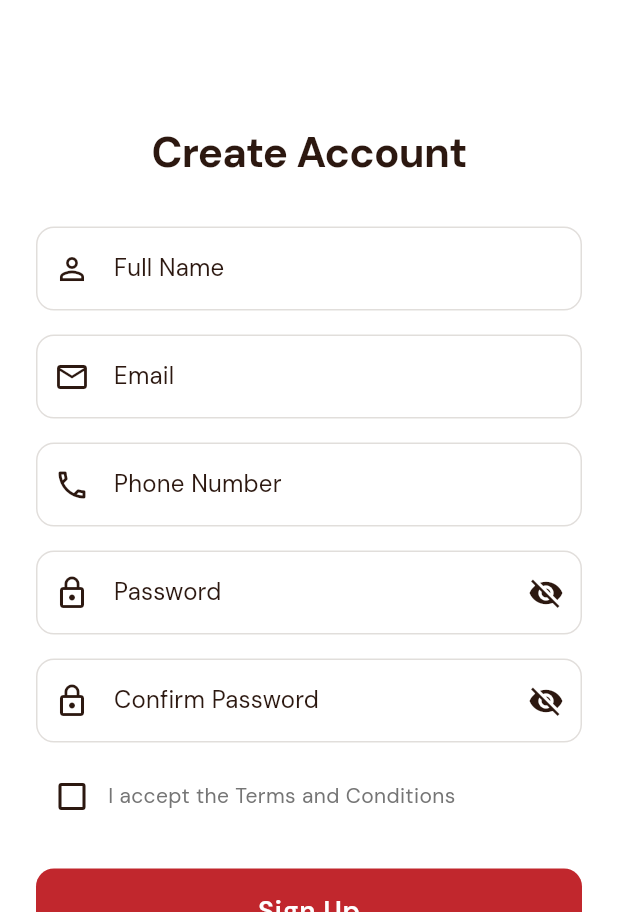
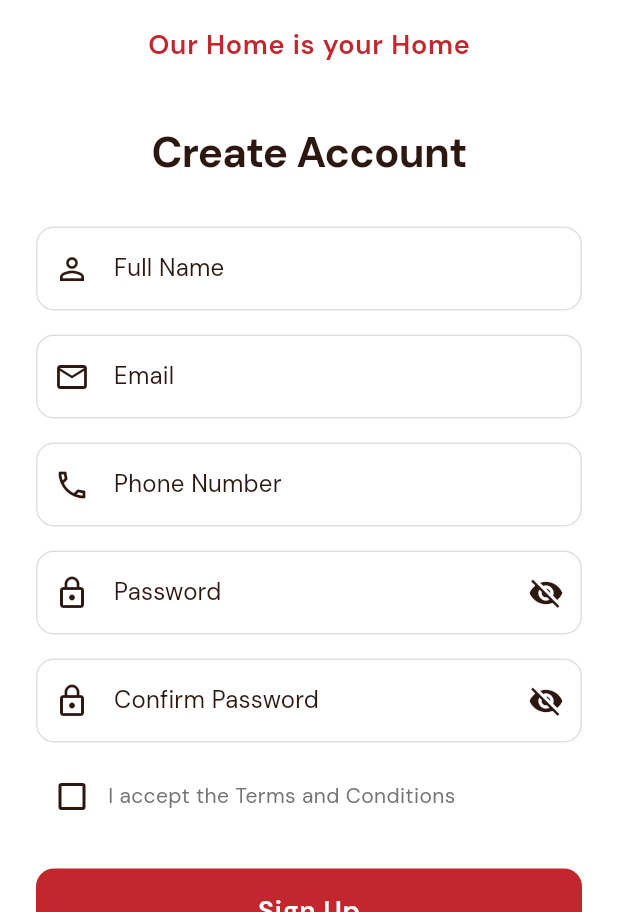
Before and after one commit to salahww/darna-restaurant-app, a Flutter app: the SignUpScreen screen opened by its route, on a phone screen of 412 x 824 dp, the part 324-1236 px from its top. Run offline on Flutter 3.47's test engine with Material 3 defaults, Android fonts, the light colour scheme and no system bars; our stand-ins replace cached_network_image, cloud_firestore, equatable, firebase_auth, firebase_core, firebase_messaging and 20 more; missing offline and left inert: firebase_app_check, flutter_polyline_points; accounts and stored records are empty; statements that could not run were skipped.

Commit message:
UI: Fix slogan visibility, add dark mode to onboarding, and update Google logo

```diff
--- a/lib/features/auth/presentation/screens/login_screen.dart
+++ b/lib/features/auth/presentation/screens/login_screen.dart
@@ -103,7 +103,9 @@ class _LoginScreenState extends ConsumerState<LoginScreen> {
                   child: Text(
                     'Our Home is your Home',
                     style: theme.textTheme.titleMedium?.copyWith(
-                      color: Colors.white,
+                      color: theme.brightness == Brightness.dark
+                          ? Colors.white
+                          : AppColors.primary,
                       fontWeight: FontWeight.w600,
                       letterSpacing: 0.5,
                     ),
--- a/lib/features/auth/presentation/screens/signup_screen.dart
+++ b/lib/features/auth/presentation/screens/signup_screen.dart
@@ -120,7 +120,9 @@ class _SignUpScreenState extends ConsumerState<SignUpScreen> {
                   child: Text(
                     'Our Home is your Home',
                     style: theme.textTheme.titleMedium?.copyWith(
-                      color: Colors.white,
+                      color: theme.brightness == Brightness.dark
+                          ? Colors.white
+                          : AppColors.primary,
                       fontWeight: FontWeight.w600,
                       letterSpacing: 0.5,
                     ),
--- a/lib/features/auth/presentation/screens/splash_screen.dart
+++ b/lib/features/auth/presentation/screens/splash_screen.dart
@@ -58,12 +58,13 @@ class _SplashScreenState extends ConsumerState<SplashScreen> {
 
             const SizedBox(height: 24),
 
-            // App tagline
             Text(
               'Our Home is your Home',
               style: Theme.of(context).textTheme.titleMedium?.copyWith(
                 fontWeight: FontWeight.w600,
-                color: Colors.white,
+                color: Theme.of(context).brightness == Brightness.dark
+                    ? Colors.white
+                    : AppColors.primary,
               ),
             ).animate().fadeIn(delay: 400.ms, duration: 600.ms),
 
```
Also changed, not shown: lib/features/auth/presentation/screens/onboarding_screen.dart (+13 -7 lines), assets/images/google_logo.png (added), google_logo.png (added).
